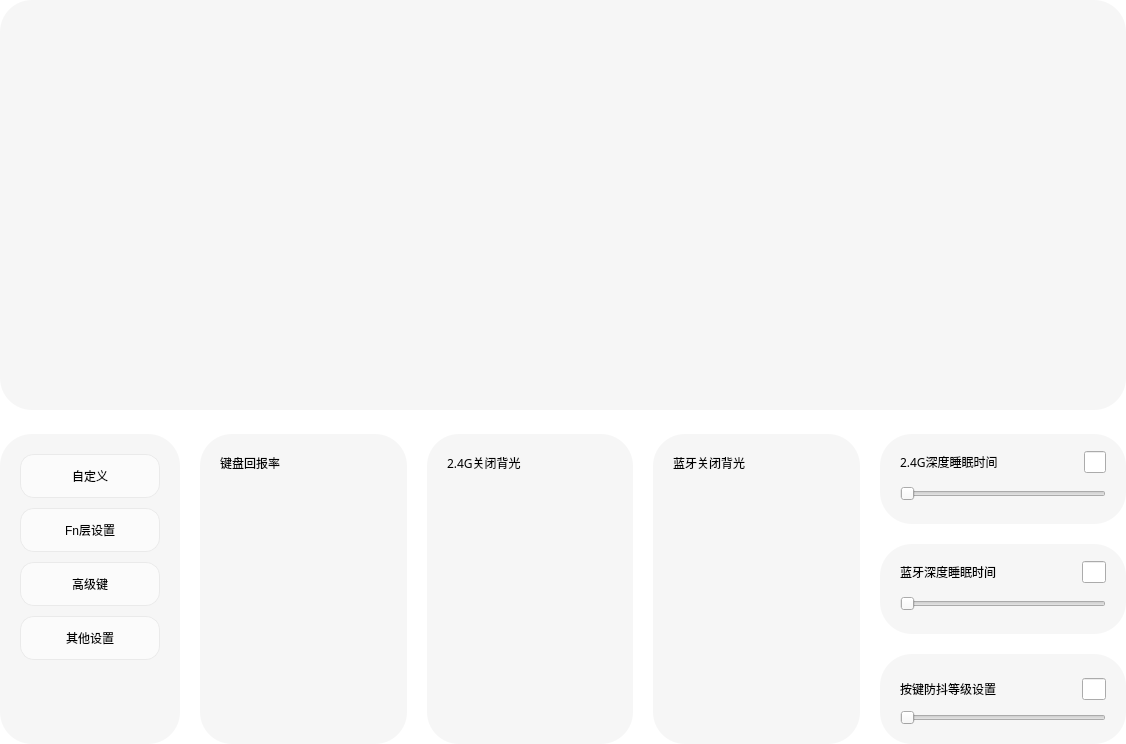
Old version of the form FrameKeySetting.ui in the repository wlffeng2008/AkkoStudio.
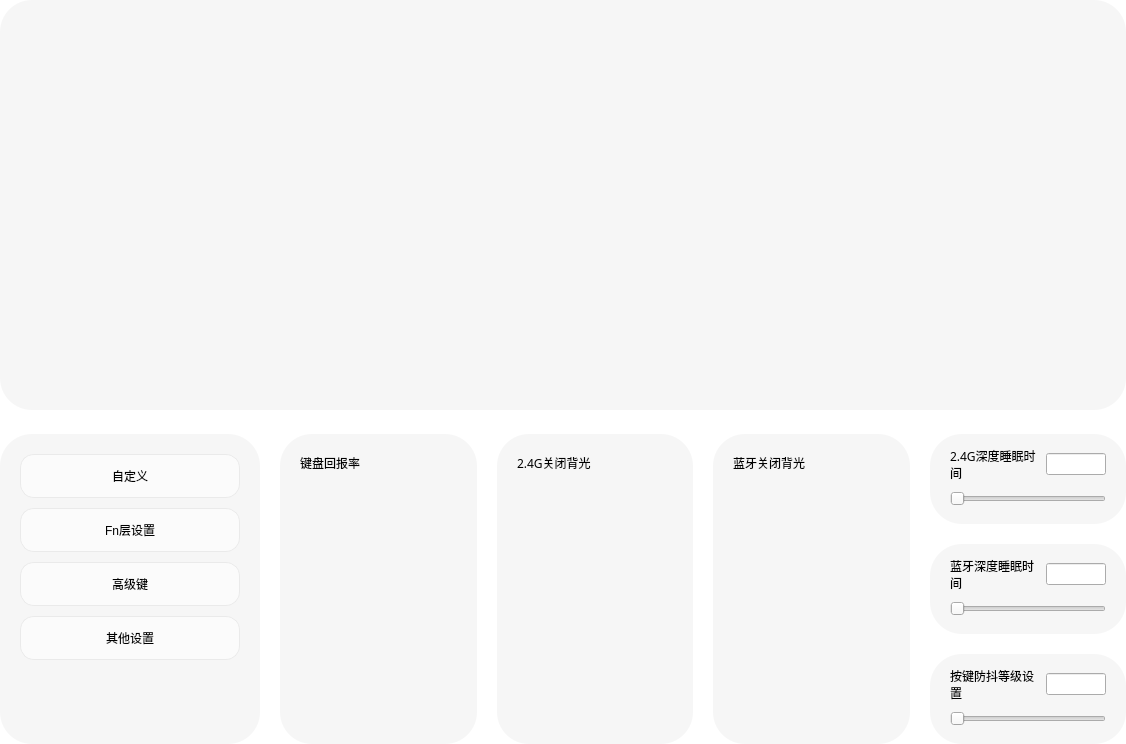
New version of the form. The open tabs and pages were chosen to show the change. Icons and pictures are not drawn. Custom widgets are drawn as their Qt base class.

```diff
--- a/FrameKeySetting.ui
+++ b/FrameKeySetting.ui
@@ -150,7 +150,7 @@
        <widget class="QFrame" name="frameMode">
         <property name="minimumSize">
          <size>
-          <width>180</width>
+          <width>260</width>
           <height>0</height>
          </size>
         </property>
@@ -1484,7 +1484,7 @@
                    <number>15</number>
                   </property>
                   <item>
-                   <layout class="QHBoxLayout" name="horizontalLayout_4">
+                   <layout class="QHBoxLayout" name="horizontalLayout_4" stretch="1,0">
                     <item>
                      <widget class="QLabel" name="labelTitle4">
                       <property name="font">
@@ -1497,26 +1497,26 @@
                       <property name="text">
                        <string>2.4G深度睡眠时间</string>
                       </property>
+                      <property name="wordWrap">
+                       <bool>true</bool>
+                      </property>
                      </widget>
                     </item>
                     <item>
-                     <spacer name="horizontalSpacer">
-                      <property name="orientation">
-                       <enum>Qt::Orientation::Horizontal</enum>
+                     <widget class="QLineEdit" name="lineEditV1">
+                      <property name="minimumSize">
+                       <size>
+                        <width>60</width>
+                        <height>0</height>
+                       </size>
                       </property>
-                      <property name="sizeType">
-                       <enum>QSizePolicy::Policy::Fixed</enum>
-                      </property>
-                      <property name="sizeHint" stdset="0">
+                      <property name="maximumSize">
                        <size>
-                        <width>80</width>
-                        <height>20</height>
+                        <width>6</width>
+                        <height>16777215</height>
                        </size>
                       </property>
-                     </spacer>
-                    </item>
-                    <item>
-                     <widget class="QLineEdit" name="lineEditV1"/>
+                     </widget>
                     </item>
                    </layout>
                   </item>
@@ -1564,7 +1564,7 @@
                    <number>15</number>
                   </property>
                   <item>
-                   <layout class="QHBoxLayout" name="horizontalLayout_5">
+                   <layout class="QHBoxLayout" name="horizontalLayout_5" stretch="1,0">
                     <item>
                      <widget class="QLabel" name="labelTitle5">
                       <property name="font">
@@ -1577,26 +1577,26 @@
                       <property name="text">
                        <string>蓝牙深度睡眠时间</string>
                       </property>
+                      <property name="wordWrap">
+                       <bool>true</bool>
+                      </property>
                      </widget>
                     </item>
                     <item>
-                     <spacer name="horizontalSpacer_2">
-                      <property name="orientation">
-                       <enum>Qt::Orientation::Horizontal</enum>
+                     <widget class="QLineEdit" name="lineEditV2">
+                      <property name="minimumSize">
+                       <size>
+                        <width>60</width>
+                        <height>0</height>
+                       </size>
                       </property>
-                      <property name="sizeType">
-                       <enum>QSizePolicy::Policy::Fixed</enum>
-                      </property>
-                      <property name="sizeHint" stdset="0">
+                      <property name="maximumSize">
                        <size>
-                        <width>80</width>
-                        <height>20</height>
+                        <width>6</width>
+                        <height>16777215</height>
                        </size>
                       </property>
-                     </spacer>
-                    </item>
-                    <item>
-                     <widget class="QLineEdit" name="lineEditV2"/>
+                     </widget>
                     </item>
                    </layout>
                   </item>
@@ -1635,7 +1635,7 @@
                    <number>20</number>
                   </property>
                   <property name="topMargin">
-                   <number>20</number>
+                   <number>10</number>
                   </property>
                   <property name="rightMargin">
                    <number>20</number>
@@ -1644,7 +1644,7 @@
                    <number>15</number>
                   </property>
                   <item>
-                   <layout class="QHBoxLayout" name="horizontalLayout_6">
+                   <layout class="QHBoxLayout" name="horizontalLayout_6" stretch="1,0">
                     <item>
                      <widget class="QLabel" name="labelTitle6">
                       <property name="font">
@@ -1657,26 +1657,26 @@
                       <property name="text">
                        <string>按键防抖等级设置</string>
                       </property>
+                      <property name="wordWrap">
+                       <bool>true</bool>
+                      </property>
                      </widget>
                     </item>
                     <item>
-                     <spacer name="horizontalSpacer_3">
-                      <property name="orientation">
-                       <enum>Qt::Orientation::Horizontal</enum>
+                     <widget class="QLineEdit" name="lineEditV3">
+                      <property name="minimumSize">
+                       <size>
+                        <width>60</width>
+                        <height>0</height>
+                       </size>
                       </property>
-                      <property name="sizeType">
-                       <enum>QSizePolicy::Policy::Fixed</enum>
-                      </property>
-                      <property name="sizeHint" stdset="0">
+                      <property name="maximumSize">
                        <size>
-                        <width>80</width>
-                        <height>20</height>
+                        <width>6</width>
+                        <height>16777215</height>
                        </size>
                       </property>
-                     </spacer>
-                    </item>
-                    <item>
-                     <widget class="QLineEdit" name="lineEditV3"/>
+                     </widget>
                     </item>
                    </layout>
                   </item>
```
Left out of the diff: 38 changed lines with no effect on the pictures. Lines whose indentation alone changed are shown as unchanged.
